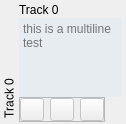
Old version of the form GUI/UI/TimelineHeaderWidget/TimelineHeaderWidget.ui in the repository BrendonWatsonLab/PhoPyQtTimelinePlotter.
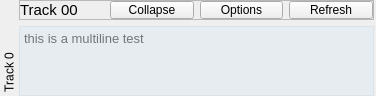
New version of the form.

Commit message: Finally getting toolbar working again

```diff
--- a/GUI/UI/TimelineHeaderWidget/TimelineHeaderWidget.ui
+++ b/GUI/UI/TimelineHeaderWidget/TimelineHeaderWidget.ui
@@ -7,43 +7,40 @@
    <rect>
     <x>0</x>
     <y>0</y>
-    <width>126</width>
-    <height>124</height>
+    <width>376</width>
+    <height>50</height>
    </rect>
   </property>
   <property name="windowTitle">
    <string>Frame</string>
   </property>
   <layout class="QVBoxLayout" name="verticalLayout_2" stretch="0">
+   <property name="spacing">
+    <number>-1</number>
+   </property>
    <property name="leftMargin">
     <number>0</number>
    </property>
    <property name="topMargin">
-    <number>2</number>
+    <number>0</number>
    </property>
    <property name="rightMargin">
     <number>2</number>
    </property>
    <property name="bottomMargin">
-    <number>2</number>
+    <number>0</number>
    </property>
    <item>
     <widget class="QDockWidget" name="dockWidget_Main">
      <property name="sizePolicy">
-      <sizepolicy hsizetype="Fixed" vsizetype="Fixed">
+      <sizepolicy hsizetype="Preferred" vsizetype="Expanding">
        <horstretch>0</horstretch>
        <verstretch>0</verstretch>
       </sizepolicy>
      </property>
      <property name="minimumSize">
       <size>
-       <width>124</width>
-       <height>120</height>
-      </size>
-     </property>
-     <property name="baseSize">
-      <size>
-       <width>50</width>
+       <width>356</width>
        <height>50</height>
       </size>
      </property>
@@ -58,6 +55,9 @@
      </property>
      <widget class="QWidget" name="dockWidgetContents">
       <layout class="QHBoxLayout" name="horizontalLayout_2">
+       <property name="sizeConstraint">
+        <enum>QLayout::SetNoConstraint</enum>
+       </property>
        <property name="leftMargin">
         <number>0</number>
        </property>
@@ -65,7 +65,7 @@
         <number>0</number>
        </property>
        <property name="rightMargin">
-        <number>2</number>
+        <number>0</number>
        </property>
        <property name="bottomMargin">
         <number>0</number>
@@ -73,40 +73,77 @@
        <item>
         <layout class="QVBoxLayout" name="verticalLayout">
          <property name="spacing">
-          <number>0</number>
+          <number>-1</number>
          </property>
          <item>
-          <widget class="QLabel" name="lblTitle">
-           <property name="sizePolicy">
-            <sizepolicy hsizetype="Fixed" vsizetype="Fixed">
-             <horstretch>0</horstretch>
-             <verstretch>0</verstretch>
-            </sizepolicy>
-           </property>
+          <widget class="QFrame" name="frame_TopButtons">
            <property name="minimumSize">
             <size>
-             <width>50</width>
-             <height>16</height>
+             <width>0</width>
+             <height>20</height>
             </size>
            </property>
-           <property name="baseSize">
-            <size>
-             <width>50</width>
-             <height>16</height>
-            </size>
+           <property name="frameShape">
+            <enum>QFrame::StyledPanel</enum>
            </property>
-           <property name="text">
-            <string>Track 0</string>
+           <property name="frameShadow">
+            <enum>QFrame::Raised</enum>
            </property>
+           <layout class="QHBoxLayout" name="horizontalLayout_3">
+            <property name="leftMargin">
+             <number>0</number>
+            </property>
+            <property name="topMargin">
+             <number>0</number>
+            </property>
+            <property name="rightMargin">
+             <number>0</number>
+            </property>
+            <property name="bottomMargin">
+             <number>0</number>
+            </property>
+            <item>
+             <widget class="QLabel" name="lblTitle">
+              <property name="font">
+               <font>
+                <pointsize>11</pointsize>
+               </font>
+              </property>
+              <property name="text">
+               <string>Track 00</string>
+              </property>
+             </widget>
+            </item>
+            <item>
+             <widget class="QPushButton" name="btnToggleCollapse">
+              <property name="text">
+               <string>Collapse</string>
+              </property>
+             </widget>
+            </item>
+            <item>
+             <widget class="QPushButton" name="btnOptions">
+              <property name="text">
+               <string>Options</string>
+              </property>
+             </widget>
+            </item>
+            <item>
+             <widget class="QPushButton" name="btnRefresh">
+              <property name="text">
+               <string>Refresh</string>
+              </property>
+             </widget>
+            </item>
+           </layout>
           </widget>
          </item>
          <item>
           <widget class="QTextBrowser" name="textBrowser_Main">
-           <property name="sizePolicy">
-            <sizepolicy hsizetype="Expanding" vsizetype="Expanding">
-             <horstretch>0</horstretch>
-             <verstretch>0</verstretch>
-            </sizepolicy>
+           <property name="font">
+            <font>
+             <pointsize>10</pointsize>
+            </font>
            </property>
            <property name="acceptDrops">
             <bool>false</bool>
@@ -114,12 +151,6 @@
            <property name="styleSheet">
             <string notr="true">background-color: rgba(179, 215, 255, 35)</string>
            </property>
-           <property name="frameShape">
-            <enum>QFrame::NoFrame</enum>
-           </property>
-           <property name="frameShadow">
-            <enum>QFrame::Plain</enum>
-           </property>
            <property name="documentTitle">
             <string>test</string>
            </property>
@@ -134,63 +165,6 @@
            </property>
           </widget>
          </item>
-         <item>
-          <widget class="QFrame" name="frame_BottomButtons">
-           <property name="enabled">
-            <bool>false</bool>
-           </property>
-           <property name="sizePolicy">
-            <sizepolicy hsizetype="Preferred" vsizetype="Preferred">
-             <horstretch>0</horstretch>
-             <verstretch>0</verstretch>
-            </sizepolicy>
-           </property>
-           <property name="frameShape">
-            <enum>QFrame::StyledPanel</enum>
-           </property>
-           <property name="frameShadow">
-            <enum>QFrame::Raised</enum>
-           </property>
-           <layout class="QVBoxLayout" name="verticalLayout_3">
-            <property name="sizeConstraint">
-             <enum>QLayout::SetFixedSize</enum>
-            </property>
-            <property name="leftMargin">
-             <number>0</number>
-            </property>
-            <property name="topMargin">
-             <number>0</number>
-            </property>
-            <property name="rightMargin">
-             <number>0</number>
-            </property>
-            <property name="bottomMargin">
-             <number>0</number>
-            </property>
-            <item>
-             <layout class="QHBoxLayout" name="horizontalLayout" stretch="0,0,0">
-              <item>
-               <widget class="QToolButton" name="toolButton_0"/>
-              </item>
-              <item>
-               <widget class="QToolButton" name="toolButton_2">
-                <property name="enabled">
-                 <bool>false</bool>
-                </property>
-               </widget>
-              </item>
-              <item>
-               <widget class="QToolButton" name="toolButton_3">
-                <property name="enabled">
-                 <bool>false</bool>
-                </property>
-               </widget>
-              </item>
-             </layout>
-            </item>
-           </layout>
-          </widget>
-         </item>
         </layout>
        </item>
       </layout>
```
The commit also changes 2 other files.
